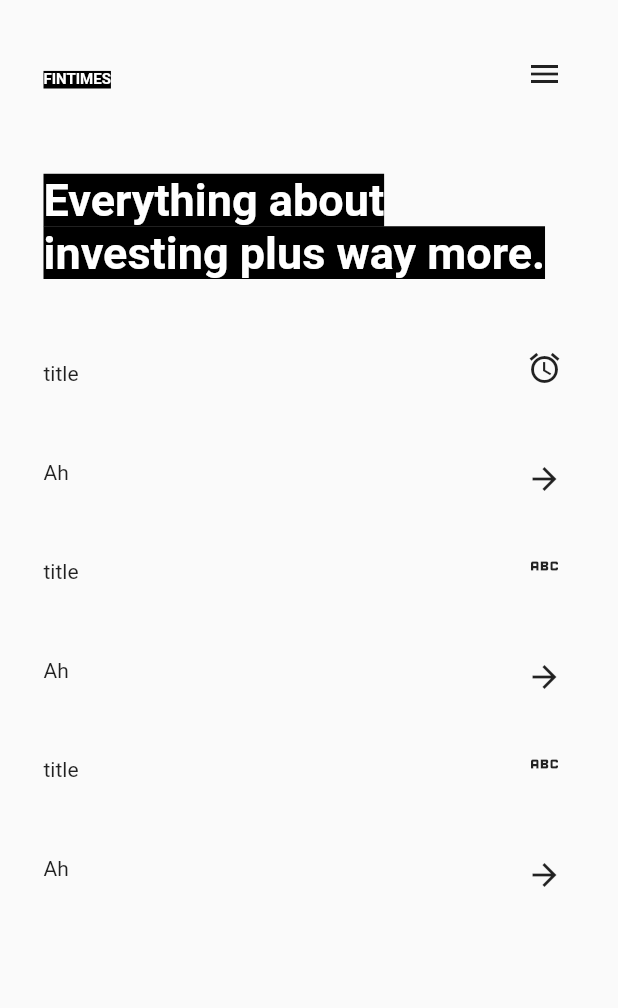
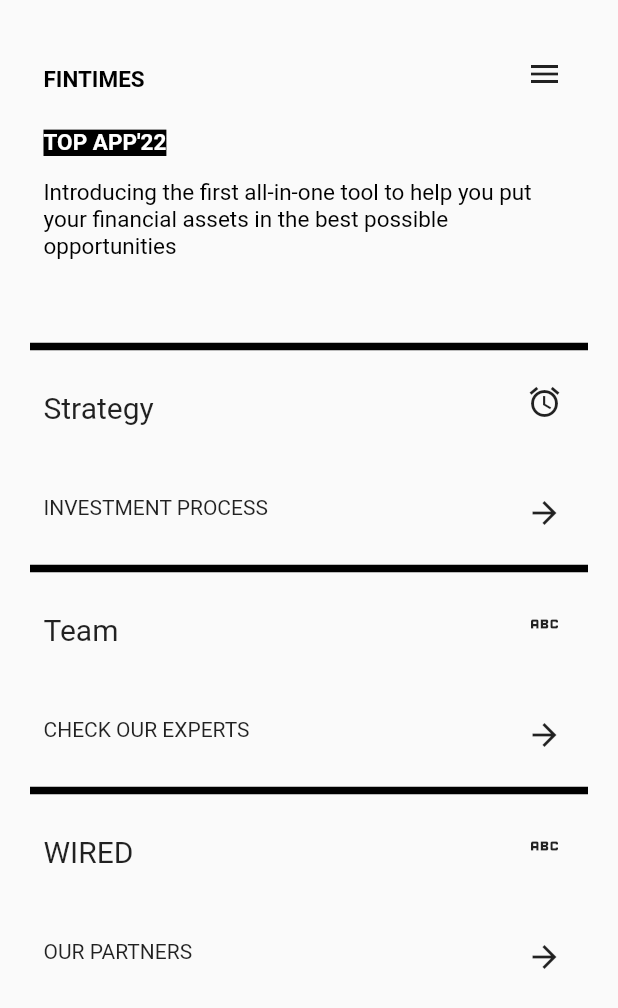
Before and after one commit to DiggsPapu/LevelUpProyects, a Flutter app: the screen it shows after launch, on a phone screen of 412 x 824 dp. Shown: the top 1008 px of the screen. Run offline on Flutter 3.47's test engine with Material 2 defaults, Android fonts, the phone set to English and light mode, and no system bars.

Commit message:
Styling Proyect1

```diff
--- a/Proyect1/proyect1/lib/Structure/Structures.dart
+++ b/Proyect1/proyect1/lib/Structure/Structures.dart
@@ -11,10 +11,19 @@ class titleSection extends StatelessWidget{
       child: Row(
               mainAxisAlignment: MainAxisAlignment.spaceBetween,
               children: [
-                Padding(
-              padding: const EdgeInsets.all(9.0),
-              child: ClassicText(content: "FINTIMES", textSize: 10),
-              ),
+                const Padding(
+                  padding: EdgeInsets.all(9.0),
+                  child: Text(
+                    "FINTIMES",
+                    style: TextStyle(
+                      fontFamily: 'Roboto',
+                      fontSize: 15,
+                      fontWeight: FontWeight.bold,
+                      backgroundColor: Colors.transparent,
+                      color: Colors.black
+                      ),
+                    ),
+                ),
             Padding(
                     padding: const EdgeInsets.all(9.0),
                     child:IconButton(
@@ -33,9 +42,19 @@ class motivationalSection extends StatelessWidget{
 
   @override
   Widget build(BuildContext context) {
-    return Padding(
-      padding: const EdgeInsets.only(top: 30.0, bottom: 30.0, left: 9.0, right: 9.0),
-      child:ClassicText(content: "Everything about investing plus way more.", textSize: 30)
+    return const Padding(
+      padding: EdgeInsets.only(top: 15.0, bottom: 50.0, left: 9.0, right: 9.0),
+      child:
+      Text(
+        "Introducing the first all-in-one tool to help you put your financial assets in the best possible opportunities",
+        style: TextStyle(
+          fontFamily: 'Roboto',
+          fontSize: 15,
+          fontWeight: FontWeight.normal,
+          backgroundColor: Colors.transparent,
+          color: Colors.black
+          ),
+        ),
     );
   }
 }
--- a/Proyect1/proyect1/lib/components/Text.dart
+++ b/Proyect1/proyect1/lib/components/Text.dart
@@ -41,14 +41,13 @@ class ClassicText extends StatelessWidget{
     return Text(
                   content,//The value of text
                   textAlign: TextAlign.start,//The alignment of text
-                  style: TextStyle( fontFamily: 'Roboto',
+                  style: TextStyle(
+                    fontFamily: 'Roboto',
                   fontSize: textSize,
                   fontWeight: FontWeight.bold,
                   backgroundColor: Colors.black,
                   color: Colors.white
                    ),//The style and attributes of text
     );
-
   }
-
 }
--- a/Proyect1/proyect1/lib/components/cards.dart
+++ b/Proyect1/proyect1/lib/components/cards.dart
@@ -24,7 +24,14 @@ class OutlinedCardExample extends StatelessWidget {
           children: [
           Padding(
             padding: const EdgeInsets.all(9.0),
-            child: Text(title),
+            child:
+            Text(title,
+            style: const TextStyle(
+              fontSize: 20,
+              fontWeight: FontWeight.normal,
+              fontFamily: 'Roboto',
+              ),
+            ),
           ),
           Padding(
             padding: const EdgeInsets.all(9.0),
@@ -33,7 +40,6 @@ class OutlinedCardExample extends StatelessWidget {
             icon: icon,//It is a constant icon
             onPressed: (){},)//Doesn't do anything while pressing
           ),//It is a constant icon
-
         ],),
         Row(crossAxisAlignment: CrossAxisAlignment.center,
         mainAxisAlignment: MainAxisAlignment.spaceBetween,
--- a/Proyect1/proyect1/lib/components/constraintCards.dart
+++ /dev/null
@@ -1 +0,0 @@
-import 'package:flutter/material.dart';
--- a/Proyect1/proyect1/lib/main.dart
+++ b/Proyect1/proyect1/lib/main.dart
@@ -62,10 +62,26 @@ class app extends StatelessWidget{
             padding: const EdgeInsets.only(top: 20.0, bottom: 50.0, left: 20.0, right: 20.0),
             children: [
               const titleSection().build(context),
+              Padding(
+                padding: const EdgeInsets.only(left: 9.0, right: 9.0),
+                child: ClassicText(content: "TOP APP'22", textSize: 15)
+                ),
               const motivationalSection(),
-              OutlinedCardExample(title: "title", content: "Ah",icon: const Icon(Icons.access_alarm_outlined)),
-              OutlinedCardExample(title: "title", content: "Ah",icon: Icon(Icons.abc_outlined)),
-              OutlinedCardExample(title: "title", content: "Ah",icon: Icon(Icons.abc_outlined))
+              const Divider(
+                thickness: 5.0,
+                color: Colors.black,
+              ),
+              OutlinedCardExample(title: "Strategy", content: "INVESTMENT PROCESS",icon: const Icon(Icons.access_alarm_outlined)),
+              const Divider(
+                thickness: 5.0,
+                color: Colors.black,
+              ),
+              OutlinedCardExample(title: "Team", content: "CHECK OUR EXPERTS",icon: const Icon(Icons.abc_outlined)),
+              const Divider(
+                thickness: 5.0,
+                color: Colors.black,
+              ),
+              OutlinedCardExample(title: "WIRED", content: "OUR PARTNERS",icon: const Icon(Icons.abc_outlined))
           ],
           ),
       ),
```
Lines whose indentation alone changed are shown as unchanged.
